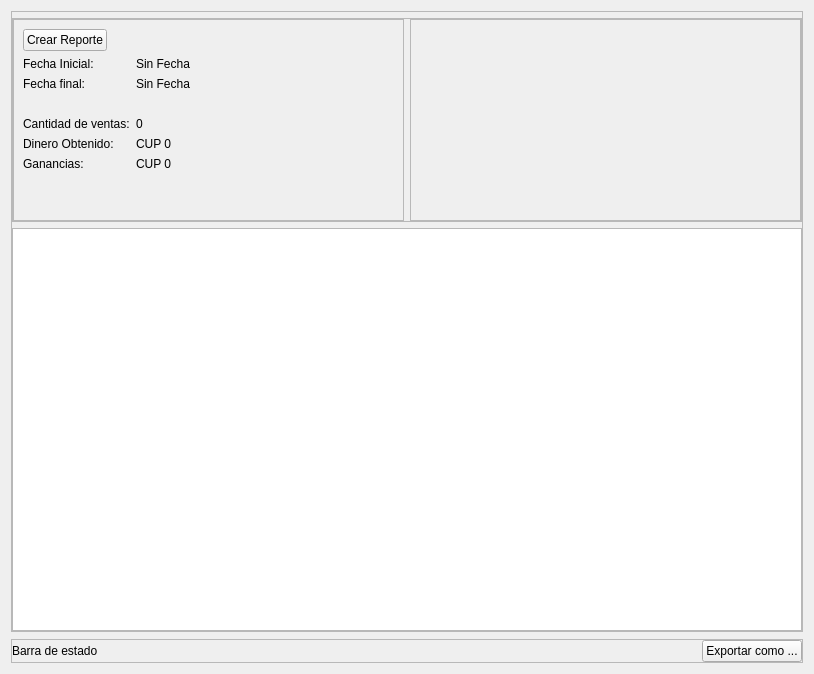
Before: the Qt Designer form view/ui/week_sale_report.ui in R0land013/blue-pos, drawn with Qt 5.
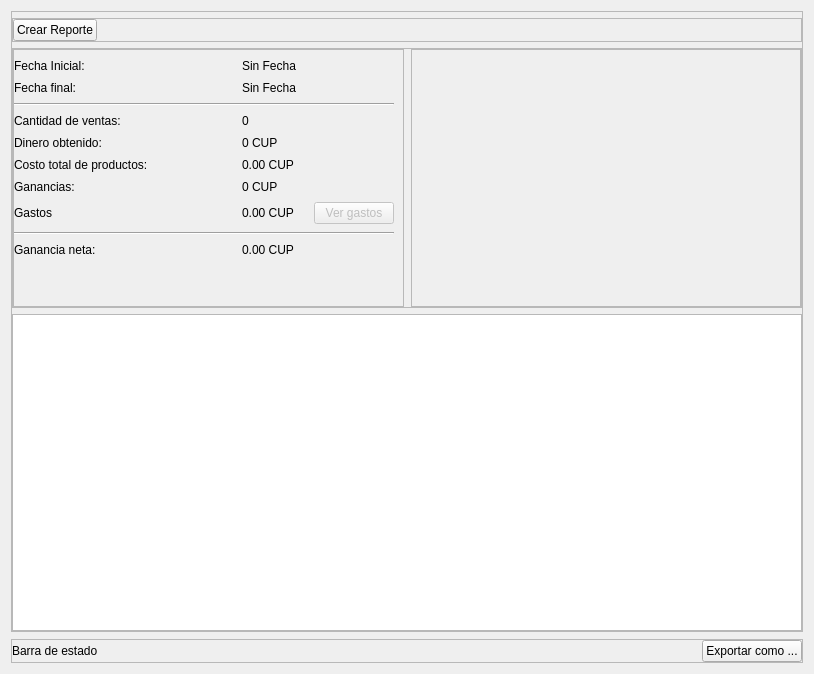
After: the same form once the commit is applied.

Commit message:
Style: Añadidos más campos a mostrar en el reporte de ventas semanal
	Se añadió labels para los costos, gastos y la ganancia neta.
	Se añadió un botón para ver los gastos en esa semana.

Patch:
```diff
--- a/view/ui/week_sale_report.ui
+++ b/view/ui/week_sale_report.ui
@@ -48,6 +48,59 @@
         </property>
        </widget>
       </item>
+      <item>
+       <widget class="QFrame" name="frame_4">
+        <property name="frameShape">
+         <enum>QFrame::StyledPanel</enum>
+        </property>
+        <property name="frameShadow">
+         <enum>QFrame::Raised</enum>
+        </property>
+        <layout class="QHBoxLayout" name="horizontalLayout_3">
+         <property name="leftMargin">
+          <number>0</number>
+         </property>
+         <property name="topMargin">
+          <number>0</number>
+         </property>
+         <property name="rightMargin">
+          <number>0</number>
+         </property>
+         <property name="bottomMargin">
+          <number>0</number>
+         </property>
+         <item>
+          <widget class="QPushButton" name="create_report_button">
+           <property name="sizePolicy">
+            <sizepolicy hsizetype="Maximum" vsizetype="Preferred">
+             <horstretch>0</horstretch>
+             <verstretch>0</verstretch>
+            </sizepolicy>
+           </property>
+           <property name="cursor">
+            <cursorShape>PointingHandCursor</cursorShape>
+           </property>
+           <property name="text">
+            <string>Crear Reporte</string>
+           </property>
+          </widget>
+         </item>
+         <item>
+          <spacer name="horizontalSpacer">
+           <property name="orientation">
+            <enum>Qt::Horizontal</enum>
+           </property>
+           <property name="sizeHint" stdset="0">
+            <size>
+             <width>40</width>
+             <height>20</height>
+            </size>
+           </property>
+          </spacer>
+         </item>
+        </layout>
+       </widget>
+      </item>
       <item>
        <widget class="QFrame" name="frame_2">
         <property name="sizePolicy">
@@ -63,6 +116,9 @@
          <enum>QFrame::Raised</enum>
         </property>
         <layout class="QHBoxLayout" name="horizontalLayout_2">
+         <property name="spacing">
+          <number>7</number>
+         </property>
          <property name="leftMargin">
           <number>0</number>
          </property>
@@ -90,27 +146,35 @@
             <enum>QFrame::Raised</enum>
            </property>
            <layout class="QGridLayout" name="gridLayout">
-            <item row="4" column="0">
-             <widget class="QLabel" name="label_2">
+            <property name="leftMargin">
+             <number>0</number>
+            </property>
+            <property name="horizontalSpacing">
+             <number>18</number>
+            </property>
+            <property name="verticalSpacing">
+             <number>8</number>
+            </property>
+            <item row="5" column="0">
+             <widget class="QLabel" name="label_3">
               <property name="text">
-               <string>Cantidad de ventas:</string>
+               <string>Costo total de productos:</string>
               </property>
              </widget>
             </item>
-            <item row="4" column="1">
+            <item row="3" column="1">
              <widget class="QLabel" name="sale_quantity_label">
+              <property name="sizePolicy">
+               <sizepolicy hsizetype="Maximum" vsizetype="Maximum">
+                <horstretch>0</horstretch>
+                <verstretch>0</verstretch>
+               </sizepolicy>
+              </property>
               <property name="text">
                <string>0</string>
               </property>
              </widget>
             </item>
-            <item row="5" column="1">
-             <widget class="QLabel" name="payment_money_label">
-              <property name="text">
-               <string>CUP 0</string>
-              </property>
-             </widget>
-            </item>
             <item row="6" column="0">
              <widget class="QLabel" name="label_6">
               <property name="text">
@@ -118,21 +182,27 @@
               </property>
              </widget>
             </item>
-            <item row="6" column="1">
-             <widget class="QLabel" name="profit_money_label">
+            <item row="3" column="0">
+             <widget class="QLabel" name="label_2">
               <property name="text">
-               <string>CUP 0</string>
+               <string>Cantidad de ventas:</string>
               </property>
              </widget>
             </item>
-            <item row="5" column="0">
-             <widget class="QLabel" name="label_4">
+            <item row="4" column="1">
+             <widget class="QLabel" name="payment_money_label">
+              <property name="sizePolicy">
+               <sizepolicy hsizetype="Maximum" vsizetype="Maximum">
+                <horstretch>0</horstretch>
+                <verstretch>0</verstretch>
+               </sizepolicy>
+              </property>
               <property name="text">
-               <string>Dinero Obtenido:</string>
+               <string>0 CUP</string>
               </property>
              </widget>
             </item>
-            <item row="7" column="0">
+            <item row="10" column="0">
              <spacer name="verticalSpacer">
               <property name="orientation">
                <enum>Qt::Vertical</enum>
@@ -145,54 +215,149 @@
               </property>
              </spacer>
             </item>
-            <item row="1" column="1">
+            <item row="6" column="1">
+             <widget class="QLabel" name="profit_money_label">
+              <property name="sizePolicy">
+               <sizepolicy hsizetype="Maximum" vsizetype="Maximum">
+                <horstretch>0</horstretch>
+                <verstretch>0</verstretch>
+               </sizepolicy>
+              </property>
+              <property name="text">
+               <string>0 CUP</string>
+              </property>
+             </widget>
+            </item>
+            <item row="0" column="1">
              <widget class="QLabel" name="initial_date_label">
-              <property name="text">
-               <string>Sin Fecha</string>
-              </property>
-             </widget>
-            </item>
-            <item row="0" column="0">
-             <widget class="QPushButton" name="create_report_button">
               <property name="sizePolicy">
-               <sizepolicy hsizetype="Maximum" vsizetype="Preferred">
+               <sizepolicy hsizetype="Maximum" vsizetype="Maximum">
                 <horstretch>0</horstretch>
                 <verstretch>0</verstretch>
                </sizepolicy>
               </property>
-              <property name="cursor">
-               <cursorShape>PointingHandCursor</cursorShape>
+              <property name="text">
+               <string>Sin Fecha</string>
               </property>
+             </widget>
+            </item>
+            <item row="4" column="0">
+             <widget class="QLabel" name="label_4">
               <property name="text">
-               <string>Crear Reporte</string>
+               <string>Dinero obtenido:</string>
               </property>
              </widget>
             </item>
-            <item row="2" column="0">
+            <item row="1" column="0">
              <widget class="QLabel" name="label_5">
               <property name="text">
                <string>Fecha final:</string>
               </property>
              </widget>
             </item>
-            <item row="1" column="0">
+            <item row="0" column="0">
              <widget class="QLabel" name="label">
               <property name="text">
                <string>Fecha Inicial:</string>
               </property>
              </widget>
             </item>
-            <item row="2" column="1">
+            <item row="1" column="1">
              <widget class="QLabel" name="final_date_label">
+              <property name="sizePolicy">
+               <sizepolicy hsizetype="Maximum" vsizetype="Maximum">
+                <horstretch>0</horstretch>
+                <verstretch>0</verstretch>
+               </sizepolicy>
+              </property>
               <property name="text">
                <string>Sin Fecha</string>
               </property>
              </widget>
             </item>
-            <item row="3" column="0">
-             <widget class="QLabel" name="empty_label">
+            <item row="7" column="0">
+             <widget class="QLabel" name="label_7">
               <property name="text">
-               <string/>
+               <string>Gastos</string>
+              </property>
+             </widget>
+            </item>
+            <item row="5" column="1">
+             <widget class="QLabel" name="total_cost_label">
+              <property name="sizePolicy">
+               <sizepolicy hsizetype="Maximum" vsizetype="Maximum">
+                <horstretch>0</horstretch>
+                <verstretch>0</verstretch>
+               </sizepolicy>
+              </property>
+              <property name="text">
+               <string>0.00 CUP</string>
+              </property>
+             </widget>
+            </item>
+            <item row="7" column="1">
+             <widget class="QLabel" name="expenses_label">
+              <property name="sizePolicy">
+               <sizepolicy hsizetype="Maximum" vsizetype="Maximum">
+                <horstretch>0</horstretch>
+                <verstretch>0</verstretch>
+               </sizepolicy>
+              </property>
+              <property name="text">
+               <string>0.00 CUP</string>
+              </property>
+             </widget>
+            </item>
+            <item row="9" column="0">
+             <widget class="QLabel" name="label_8">
+              <property name="text">
+               <string>Ganancia neta:</string>
+              </property>
+             </widget>
+            </item>
+            <item row="8" column="0" colspan="3">
+             <widget class="Line" name="line">
+              <property name="orientation">
+               <enum>Qt::Horizontal</enum>
+              </property>
+             </widget>
+            </item>
+            <item row="7" column="2">
+             <widget class="QPushButton" name="expenses_button">
+              <property name="enabled">
+               <bool>false</bool>
+              </property>
+              <property name="sizePolicy">
+               <sizepolicy hsizetype="Maximum" vsizetype="Maximum">
+                <horstretch>0</horstretch>
+                <verstretch>0</verstretch>
+               </sizepolicy>
+              </property>
+              <property name="cursor">
+               <cursorShape>PointingHandCursor</cursorShape>
+              </property>
+              <property name="text">
+               <string>Ver gastos</string>
+              </property>
+             </widget>
+            </item>
+            <item row="9" column="1">
+             <widget class="QLabel" name="net_profit_label">
+              <property name="sizePolicy">
+               <sizepolicy hsizetype="Maximum" vsizetype="Maximum">
+                <horstretch>0</horstretch>
+                <verstretch>0</verstretch>
+               </sizepolicy>
+              </property>
+              <property name="text">
+               <string>0.00 CUP</string>
+              </property>
+             </widget>
+            </item>
+            <item row="2" column="0" colspan="3">
+             <widget class="Line" name="line_2">
+              <property name="orientation">
+               <enum>Qt::Horizontal</enum>
               </property>
              </widget>
             </item>
```
